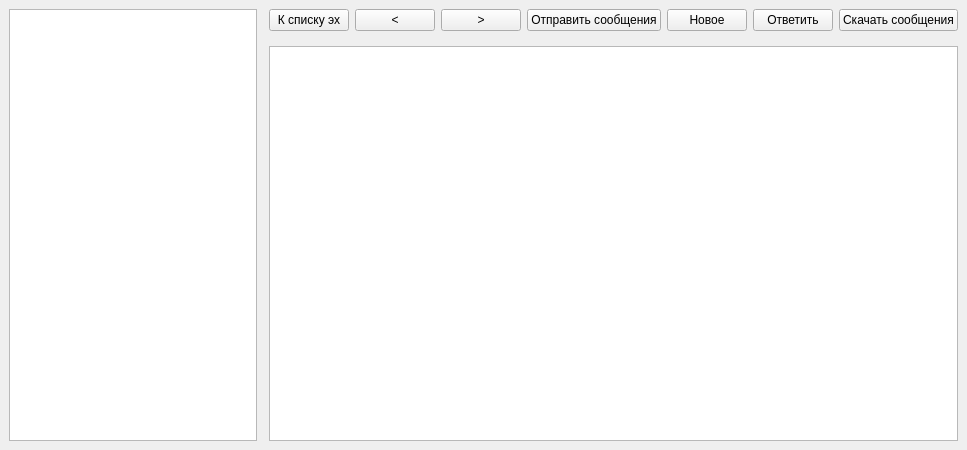
This is viewwindow.ui in idec-net/cutiefeed as Qt 5 draws it before an edit. The edited form follows.
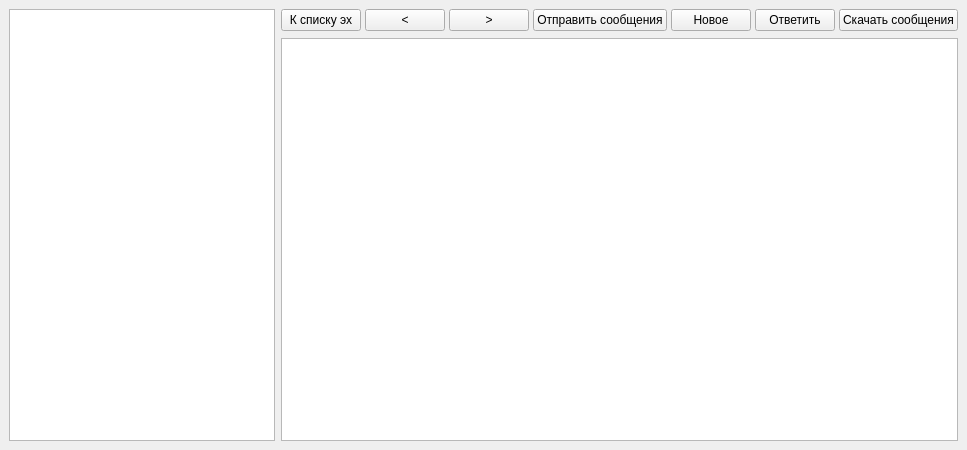
This is the edited form.

Patch:
```diff
--- a/viewwindow.ui
+++ b/viewwindow.ui
@@ -24,16 +24,7 @@
        <enum>QFrame::Raised</enum>
       </property>
       <layout class="QVBoxLayout" name="verticalLayout">
-       <property name="leftMargin">
-        <number>0</number>
-       </property>
-       <property name="topMargin">
-        <number>0</number>
-       </property>
-       <property name="rightMargin">
-        <number>6</number>
-       </property>
-       <property name="bottomMargin">
+       <property name="margin">
         <number>0</number>
        </property>
        <item>
@@ -51,6 +42,9 @@
        <enum>QFrame::Raised</enum>
       </property>
       <layout class="QVBoxLayout" name="verticalLayout_2">
+       <property name="spacing">
+        <number>2</number>
+       </property>
        <property name="margin">
         <number>0</number>
        </property>
@@ -60,6 +54,9 @@
           <enum>QFrame::NoFrame</enum>
          </property>
          <layout class="QHBoxLayout" name="horizontalLayout">
+          <property name="spacing">
+           <number>4</number>
+          </property>
           <property name="leftMargin">
            <number>0</number>
           </property>
@@ -69,6 +66,9 @@
           <property name="rightMargin">
            <number>0</number>
           </property>
+          <property name="bottomMargin">
+           <number>5</number>
+          </property>
           <item>
            <widget class="QPushButton" name="pushButton">
             <property name="text">
@@ -130,6 +130,9 @@
           <enum>QFrame::Raised</enum>
          </property>
          <layout class="QHBoxLayout" name="horizontalLayout_2">
+          <property name="spacing">
+           <number>0</number>
+          </property>
           <property name="margin">
            <number>0</number>
           </property>
```
